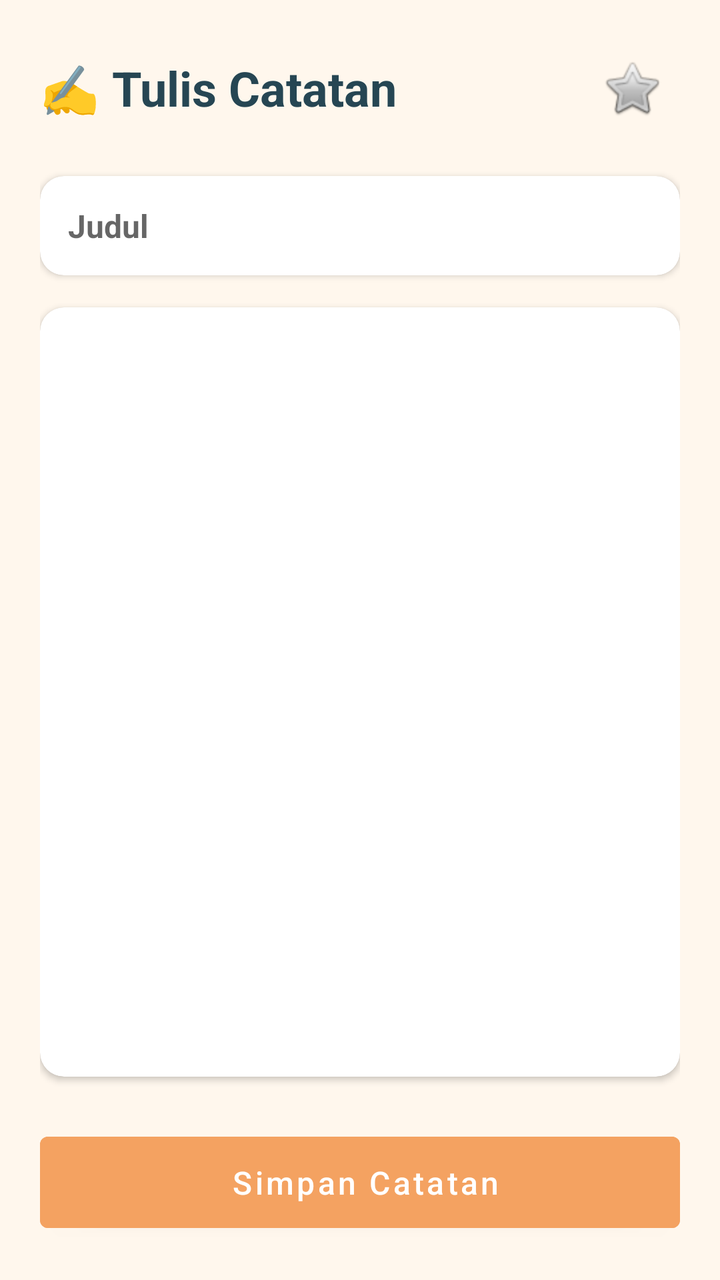
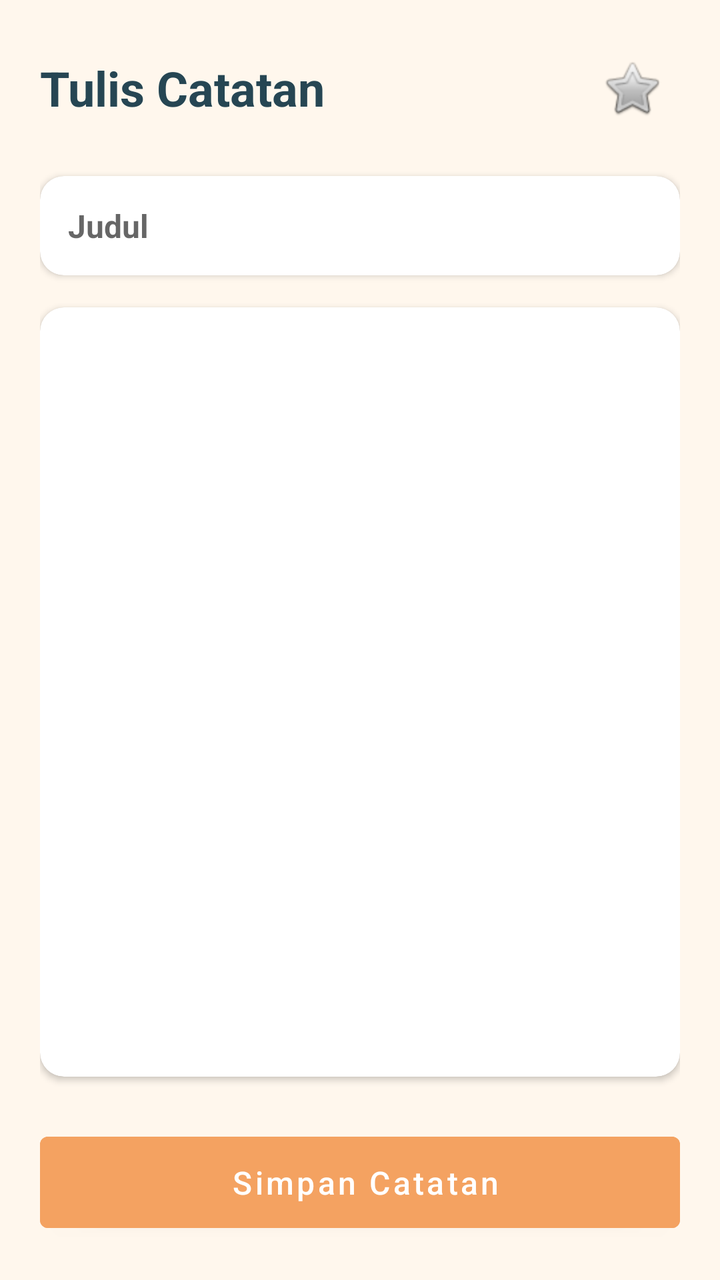

Screens rendered from an Android XML layout before and after an edit, with the pre-edit source and the edit as a unified diff.
<!-- AndroidManifest.xml: application theme Theme.Notes -->
<!-- res/layout/activity_add_note.xml -->
<?xml version="1.0" encoding="utf-8"?>
<LinearLayout xmlns:android="http://schemas.android.com/apk/res/android"
    xmlns:app="http://schemas.android.com/apk/res-auto"
    android:layout_width="match_parent"
    android:layout_height="match_parent"
    android:background="@color/cream_background"
    android:orientation="vertical"
    android:padding="20dp">

    
    <RelativeLayout
        android:layout_width="match_parent"
        android:layout_height="wrap_content">

        <TextView
            android:id="@+id/textView"
            android:layout_width="wrap_content"
            android:layout_height="wrap_content"
            android:layout_centerVertical="true"
            android:text="✍️ Tulis Catatan"
            android:textColor="@color/dark_blue_text"
            android:textSize="24sp"
            android:textStyle="bold" />

        <ImageButton
            android:id="@+id/btnFavorite"
            android:layout_width="48dp"
            android:layout_height="48dp"
            android:layout_alignParentEnd="true"
            android:background="?attr/selectableItemBackgroundBorderless"
            android:contentDescription="Favorite"
            android:scaleType="centerInside"
            android:src="@android:drawable/btn_star_big_off" />
    </RelativeLayout>

    
    <androidx.cardview.widget.CardView
        android:layout_width="match_parent"
        android:layout_height="wrap_content"
        android:layout_marginTop="20dp"
        app:cardCornerRadius="12dp"
        app:cardElevation="2dp">

        <EditText
            android:id="@+id/etTitle"
            android:layout_width="match_parent"
            android:layout_height="wrap_content"
            android:background="@android:color/transparent"
            android:hint="Judul"
            android:padding="14dp"
            android:textColor="@color/dark_blue_text"
            android:textSize="16sp"
            android:textStyle="bold" />
    </androidx.cardview.widget.CardView>

    
    <androidx.cardview.widget.CardView
        android:layout_width="match_parent"
        android:layout_height="0dp"
        android:layout_marginTop="16dp"
        android:layout_weight="1"
        app:cardCornerRadius="12dp"
        app:cardElevation="2dp">

        <EditText
            android:id="@+id/etContent"
            android:layout_width="match_parent"
            android:layout_height="match_parent"
            android:background="@android:color/transparent"
            android:gravity="top"
            android:inputType="textMultiLine"
            android:padding="16dp"
            android:textColor="@color/dark_blue_text"
            android:textSize="16sp" />
    </androidx.cardview.widget.CardView>

    
    <Button
        android:id="@+id/btnSave"
        android:layout_width="match_parent"
        android:layout_height="wrap_content"
        android:layout_marginTop="24dp"
        android:backgroundTint="@color/orange_primary"
        android:padding="12dp"
        android:text=" Simpan Catatan"
        android:textAllCaps="false"
        android:textColor="@color/white"
        android:textSize="16sp" />

</LinearLayout>
<!-- resources referenced by this layout -->
<resources>
  <color name="cream_background">#FFF7ED</color>
  <color name="dark_blue_text">#264653</color>
  <color name="orange_primary">#F4A261</color>
  <color name="white">#FFFFFFFF</color>
  <style name="Theme.Notes" parent="Base.Theme.Notes" />
  <style name="Base.Theme.Notes" parent="Theme.MaterialComponents.DayNight.NoActionBar">
          
          <item name="colorPrimary">@color/orange_primary</item>
          <item name="colorPrimaryVariant">@color/red_brick_secondary</item>
          <item name="colorOnPrimary">@color/white</item>
          
          <item name="colorSecondary">@color/green_tosca_text</item>
          <item name="colorSecondaryVariant">@color/green_tosca_text</item>
          <item name="colorOnSecondary">@color/white</item>
          
          <item name="android:statusBarColor">@color/cream_background</item>
          <item name="android:windowLightStatusBar">true</item>
          
          <item name="android:windowBackground">@color/cream_background</item>
          
          <item name="android:textColorPrimary">@color/dark_blue_text</item>
          <item name="android:textColorSecondary">@color/green_tosca_text</item>
      </style>
  <color name="red_brick_secondary">#E76F51</color>
  <color name="green_tosca_text">#2A9D8F</color>
</resources>

<!-- the commit's change to res/layout/activity_add_note.xml (unified diff, before → after) -->
@@ -17,7 +17,7 @@
             android:layout_width="wrap_content"
             android:layout_height="wrap_content"
             android:layout_centerVertical="true"
-            android:text="✍️ Tulis Catatan"
+            android:text="Tulis Catatan"
             android:textColor="@color/dark_blue_text"
             android:textSize="24sp"
             android:textStyle="bold" />
